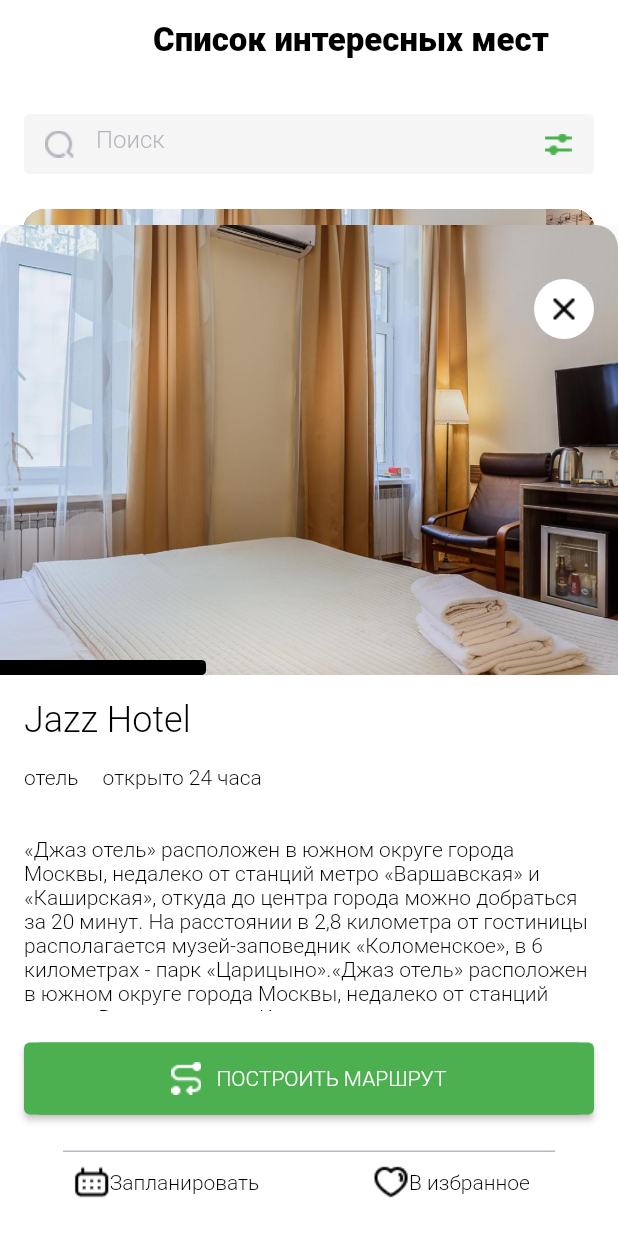
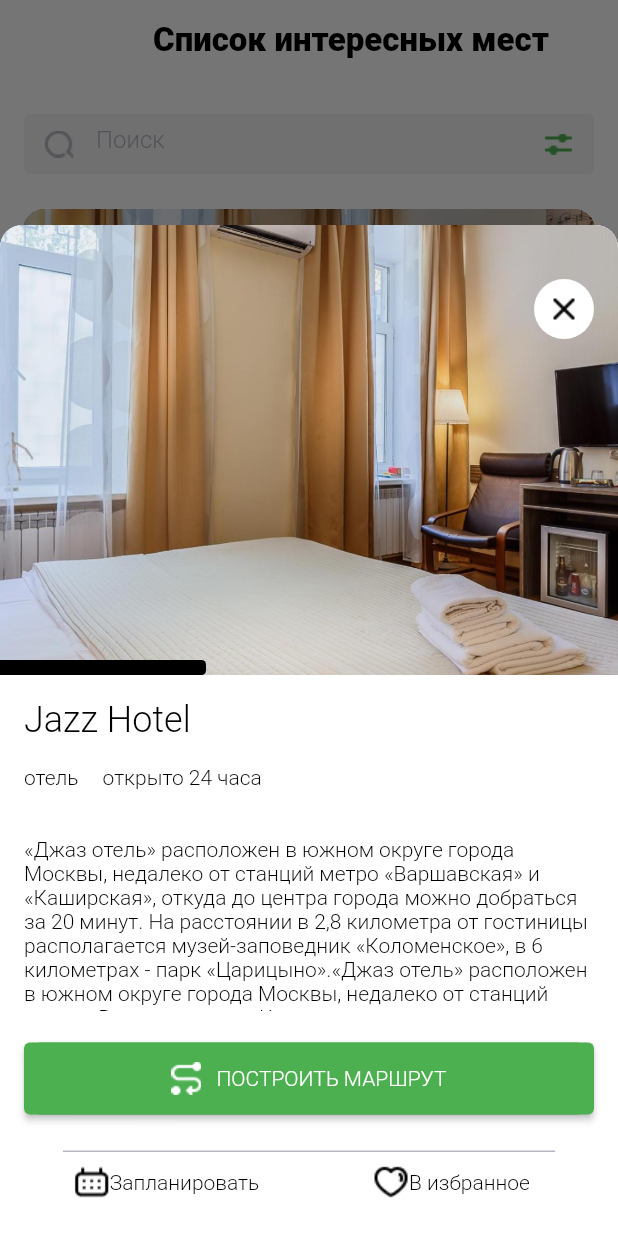
Before and after one commit to bigbagabum/places, a Flutter app: the MainList screen opened directly, after a tap on "отель", on a phone screen of 412 x 824 dp. Run offline on Flutter 3.47's test engine with Material 2 defaults, Android fonts, the phone set to English and light mode, and no system bars; our stand-ins replace smooth_page_indicator; missing offline and left inert: haversine_distance.

Commit message:
remove unused imports

```diff
--- a/lib/ui/screen/sight_card.dart
+++ b/lib/ui/screen/sight_card.dart
@@ -1,10 +1,8 @@
-import 'package:flutter/cupertino.dart';
 import 'package:flutter/material.dart';
 import 'package:places/domain/sight.dart';
 import 'package:places/ui/res/app_assets.dart';
 import 'package:places/ui/res/app_strings.dart';
 import 'package:places/ui/res/app_theme.dart';
-import 'package:places/ui/screen/router/route_names.dart';
 import 'package:places/ui/screen/sight_details/sight_details.dart';
 
 class SightCard extends StatefulWidget {
@@ -152,8 +150,16 @@ class _SightCardState extends State<SightCard> {
   Widget build(BuildContext context) {
     return InkWell(
         onTap: () {
-          showBottomSheet(
+          showModalBottomSheet(
+            shape: const RoundedRectangleBorder(
+              borderRadius: BorderRadius.only(
+                topLeft: Radius.circular(15.0),
+                topRight: Radius.circular(15.0),
+              ),
+            ),
+            backgroundColor: Colors.transparent.withOpacity(0.5),
             context: context,
+            isScrollControlled: true,
             builder: (BuildContext context) {
               return ClipRRect(
                   borderRadius: const BorderRadius.only(
--- a/lib/ui/screen/sight_search/sight_search.dart
+++ b/lib/ui/screen/sight_search/sight_search.dart
@@ -228,8 +228,13 @@ class _MainList extends State<MainList> {
           bottom: 16.0,
           child: ElevatedButton(
             style: ButtonStyle(
+              shape: MaterialStateProperty.all<RoundedRectangleBorder>(
+                RoundedRectangleBorder(
+                  borderRadius: BorderRadius.circular(32.0),
+                ),
+              ),
               backgroundColor: MaterialStateProperty.all<Color>(
-                  Theme.of(context).selectedRowColor), // Цвет фона кнопки
+                  Theme.of(context).selectedRowColor),
             ),
             onPressed: () => {Navigator.pushNamed(context, Routes.addSight)},
             child: Row(
```
